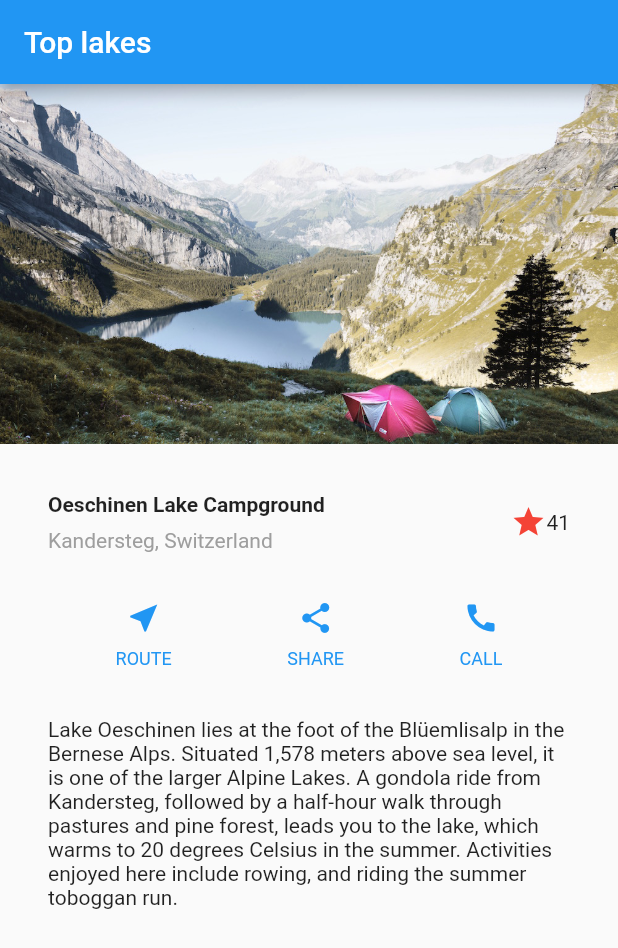
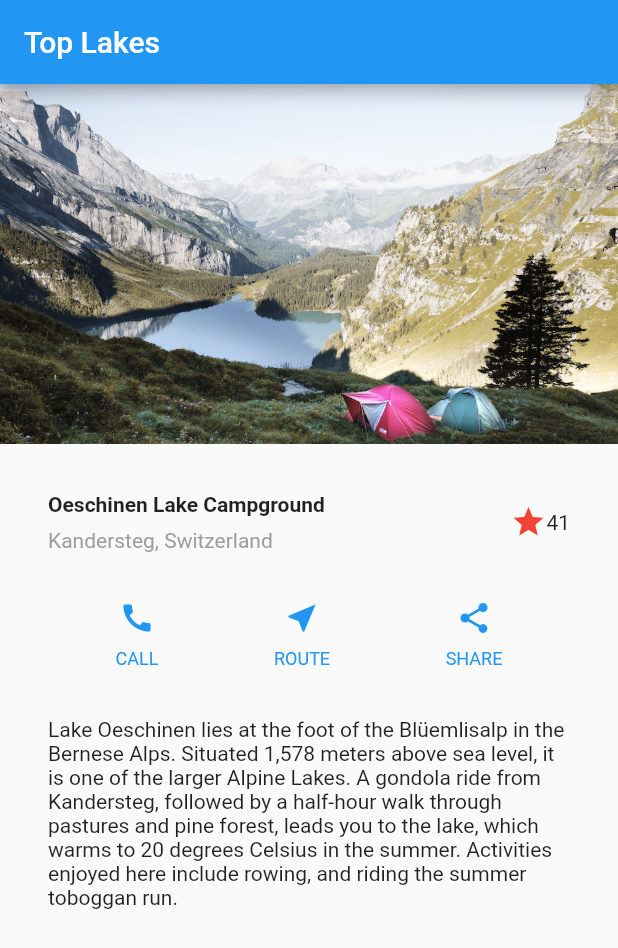
Before and after one commit to poxstone/flutter_app, a Flutter app: the screen it shows after launch, on a phone screen of 412 x 824 dp. Shown: the top 948 px of the screen. Run offline on Flutter 3.47's test engine with Material 2 defaults, Android fonts, the phone set to English and light mode, and no system bars.

Commit message:
add dimple in class

```diff
--- a/lib/main.dart
+++ b/lib/main.dart
@@ -1,28 +1,15 @@
 import 'package:flutter/material.dart';
-// https://flutter.io/docs/development/ui/widgets-intro
+// Uncomment lines 7 and 10 to view the visual layout at runtime.
+// import 'package:flutter/rendering.dart' show debugPaintSizeEnabled;
 
 void main() {
-  runApp(MaterialApp(
-      title: 'Shopping App',
-      home: Scaffold(
-        appBar: AppBar(
-          title: Text('Top lakes'),
-        ),
-        body: ListView(
-          children: [
-            Image.asset('images/lake.jpg',
-              width: 600.0,
-              height: 240.0,
-              fit: BoxFit.cover,
-            ),
-            titleSection,
-            buttonSection,
-            textSection,
-          ],
-        ),
-      )));
+  // debugPaintSizeEnabled = true;
+  runApp(MyApp());
 }
 
+class MyApp extends StatelessWidget {
+  @override
+  Widget build(BuildContext context) {
     Widget titleSection = Container(
       padding: const EdgeInsets.all(32.0),
       child: Row(
@@ -61,16 +48,55 @@ Widget titleSection = Container(
       ),
     );
 
+    Color color = Theme.of(context).primaryColor;
+
     Widget buttonSection = Container(
       child: Row(
         mainAxisAlignment: MainAxisAlignment.spaceEvenly,
         children: [
-      _buildButtonColumn(Colors.blue, Icons.near_me, 'ROUTE'),
-      _buildButtonColumn(Colors.blue, Icons.share, 'SHARE'),
-      _buildButtonColumn(Colors.blue, Icons.call, 'CALL'),
+          _buildButtonColumn(color, Icons.call, 'CALL'),
+          _buildButtonColumn(color, Icons.near_me, 'ROUTE'),
+          _buildButtonColumn(color, Icons.share, 'SHARE'),
         ],
       ),
     );
+
+    Widget textSection = Container(
+      padding: const EdgeInsets.all(32.0),
+      child: Text(
+        'Lake Oeschinen lies at the foot of the Blüemlisalp in the Bernese '
+            'Alps. Situated 1,578 meters above sea level, it is one of the '
+            'larger Alpine Lakes. A gondola ride from Kandersteg, followed by a '
+            'half-hour walk through pastures and pine forest, leads you to the '
+            'lake, which warms to 20 degrees Celsius in the summer. Activities '
+            'enjoyed here include rowing, and riding the summer toboggan run.',
+        softWrap: true,
+      ),
+    );
+
+    return MaterialApp(
+      title: 'Flutter Layout Demo',
+      home: Scaffold(
+        appBar: AppBar(
+          title: Text('Top Lakes'),
+        ),
+        body: ListView(
+          children: [
+            Image.asset(
+              'images/lake.jpg',
+              width: 600.0,
+              height: 240.0,
+              fit: BoxFit.cover,
+            ),
+            titleSection,
+            buttonSection,
+            textSection,
+          ],
+        ),
+      ),
+    );
+  }
+}
 
 Column _buildButtonColumn(Color color, IconData icon, String label) {
   return Column(
@@ -92,16 +118,3 @@ Column _buildButtonColumn(Color color, IconData icon, String label) {
     ],
   );
 }
-
-Widget textSection = Container(
-  padding: const EdgeInsets.all(32.0),
-  child: Text(
-        'Lake Oeschinen lies at the foot of the Blüemlisalp in the Bernese '
-        'Alps. Situated 1,578 meters above sea level, it is one of the '
-        'larger Alpine Lakes. A gondola ride from Kandersteg, followed by a '
-        'half-hour walk through pastures and pine forest, leads you to the '
-        'lake, which warms to 20 degrees Celsius in the summer. Activities '
-        'enjoyed here include rowing, and riding the summer toboggan run.',
-    softWrap: true,
-  ),
-);
```
Lines whose indentation alone changed are shown as unchanged.
